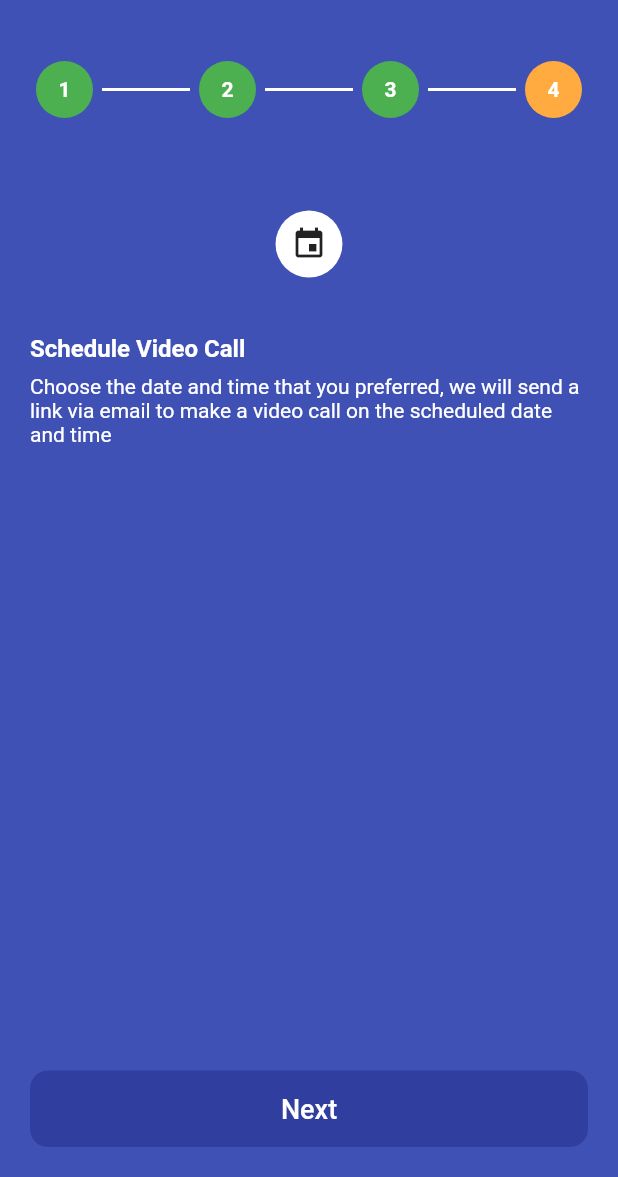
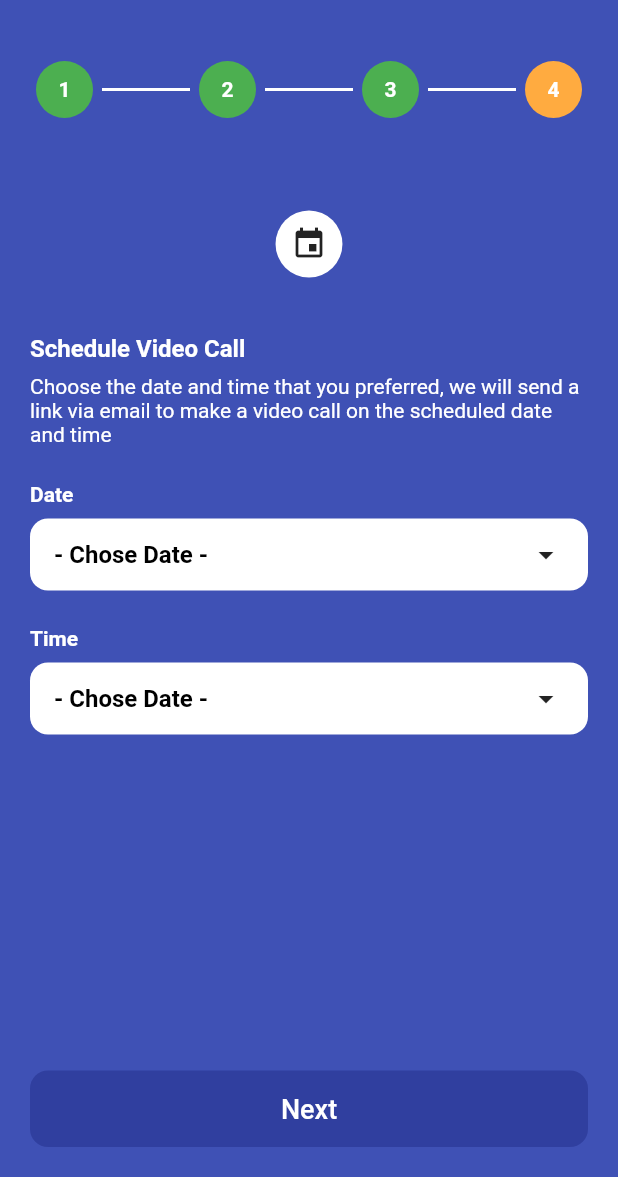
Before and after one commit to FungkiPandu/flutter_mini_register, a Flutter app: the ScheduleVidCallPage screen opened directly with empty values, on a phone screen of 412 x 824 dp, the part 59-1236 px from its top. Run offline on Flutter 3.47's test engine with Material 2 defaults, Android fonts, the phone set to English and light mode, and no system bars.

Commit message:
feat: add date and time picker

```diff
--- a/lib/screen/register/page4_schedule_vidcall/schedule_vidcall_page.dart
+++ b/lib/screen/register/page4_schedule_vidcall/schedule_vidcall_page.dart
@@ -1,6 +1,8 @@
 import 'package:flutter/material.dart';
 import 'package:flutter_mini_register/component/my_button.dart';
+import 'package:flutter_mini_register/component/my_date_picker.dart';
 import 'package:flutter_mini_register/component/my_text.dart';
+import 'package:flutter_mini_register/component/my_time_picker.dart';
 import 'package:flutter_mini_register/component/template/register_stepper.dart';
 
 class ScheduleVidCallPage extends StatefulWidget {
@@ -27,6 +29,9 @@ class _ScheduleVidCallPageState extends State<ScheduleVidCallPage>
     with SingleTickerProviderStateMixin {
   late Animation<double> _animation;
   late AnimationController _controller;
+
+  DateTime? _selectedDate;
+  DateTime? _selectedTime;
 
   @override
   void initState() {
@@ -106,6 +111,25 @@ class _ScheduleVidCallPageState extends State<ScheduleVidCallPage>
               color: Colors.white,
             ),
             SizedBox(height: 24),
+            MyDatePicker(
+              caption: "Date",
+              currentDateTime: _selectedDate,
+              onDateTimeChanged: (dateTime) {
+                setState(() {
+                  _selectedDate = dateTime;
+                });
+              },
+            ),
+            SizedBox(height: 24),
+            MyTimePicker(
+              caption: "Time",
+              currentDateTime: _selectedTime,
+              onDateTimeChanged: (dateTime) {
+                setState(() {
+                  _selectedTime = dateTime;
+                });
+              },
+            ),
           ],
         ),
       ),
```
